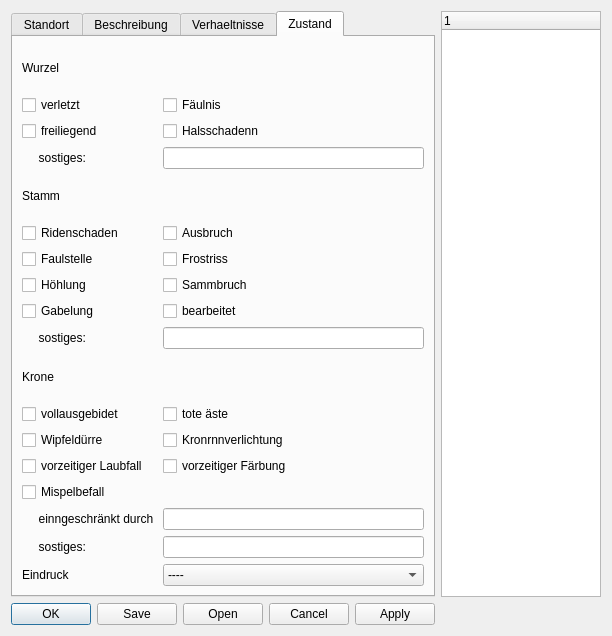
Old version of the form UI/treedialog.ui in the repository hubertqtraf/QtOSMTraffic.
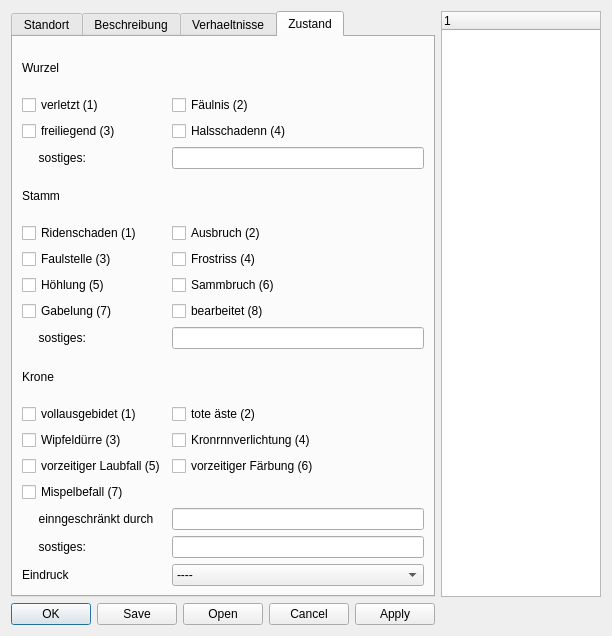
New version of the form. The open tabs and pages were chosen to show the change.

Commit message: add description numbers on the check-boxes on tree dialog

What changed in the file:
```diff
--- a/UI/treedialog.ui
+++ b/UI/treedialog.ui
@@ -511,21 +511,21 @@
        <item row="9" column="1">
         <widget class="QCheckBox" name="cond_stem_6">
          <property name="text">
-          <string>Sammbruch</string>
+          <string>Sammbruch (6)</string>
          </property>
         </widget>
        </item>
        <item row="10" column="1">
         <widget class="QCheckBox" name="cond_stem_8">
          <property name="text">
-          <string>bearbeitet</string>
+          <string>bearbeitet (8)</string>
          </property>
         </widget>
        </item>
        <item row="18" column="0">
         <widget class="QCheckBox" name="cond_crown_7">
          <property name="text">
-          <string>Mispelbefall</string>
+          <string>Mispelbefall (7)</string>
          </property>
         </widget>
        </item>
@@ -535,42 +535,42 @@
        <item row="2" column="0">
         <widget class="QCheckBox" name="cond_root_1">
          <property name="text">
-          <string>verletzt</string>
+          <string>verletzt (1)</string>
          </property>
         </widget>
        </item>
        <item row="7" column="0">
         <widget class="QCheckBox" name="cond_stem_1">
          <property name="text">
-          <string>Ridenschaden</string>
+          <string>Ridenschaden (1)</string>
          </property>
         </widget>
        </item>
        <item row="4" column="0">
         <widget class="QCheckBox" name="cond_root_3">
          <property name="text">
-          <string>freiliegend</string>
+          <string>freiliegend (3)</string>
          </property>
         </widget>
        </item>
        <item row="8" column="1">
         <widget class="QCheckBox" name="cond_stem_4">
          <property name="text">
-          <string>Frostriss</string>
+          <string>Frostriss (4)</string>
          </property>
         </widget>
        </item>
        <item row="17" column="1">
         <widget class="QCheckBox" name="cond_crown_6">
          <property name="text">
-          <string>vorzeitiger Färbung</string>
+          <string>vorzeitiger Färbung (6)</string>
          </property>
         </widget>
        </item>
        <item row="16" column="1">
         <widget class="QCheckBox" name="cond_crown_4">
          <property name="text">
-          <string>Kronrnnverlichtung</string>
+          <string>Kronrnnverlichtung (4)</string>
          </property>
         </widget>
        </item>
@@ -591,14 +591,14 @@
        <item row="9" column="0">
         <widget class="QCheckBox" name="cond_stem_5">
          <property name="text">
-          <string>Höhlung</string>
+          <string>Höhlung (5)</string>
          </property>
         </widget>
        </item>
        <item row="2" column="1">
         <widget class="QCheckBox" name="cond_root_2">
          <property name="text">
-          <string>Fäulnis</string>
+          <string>Fäulnis (2)</string>
          </property>
         </widget>
        </item>
@@ -634,35 +634,35 @@
        <item row="4" column="1">
         <widget class="QCheckBox" name="cond_root_4">
          <property name="text">
-          <string>Halsschadenn</string>
+          <string>Halsschadenn (4)</string>
          </property>
         </widget>
        </item>
        <item row="17" column="0">
         <widget class="QCheckBox" name="cond_crown_5">
          <property name="text">
-          <string>vorzeitiger Laubfall</string>
+          <string>vorzeitiger Laubfall (5)</string>
          </property>
         </widget>
        </item>
        <item row="7" column="1">
         <widget class="QCheckBox" name="cond_stem_2">
          <property name="text">
-          <string>Ausbruch</string>
+          <string>Ausbruch (2)</string>
          </property>
         </widget>
        </item>
        <item row="15" column="0">
         <widget class="QCheckBox" name="cond_crown_1">
          <property name="text">
-          <string>vollausgebidet</string>
+          <string>vollausgebidet (1)</string>
          </property>
         </widget>
        </item>
        <item row="16" column="0">
         <widget class="QCheckBox" name="cond_crown_3">
          <property name="text">
-          <string>Wipfeldürre</string>
+          <string>Wipfeldürre (3)</string>
          </property>
         </widget>
        </item>
@@ -672,7 +672,7 @@
        <item row="10" column="0">
         <widget class="QCheckBox" name="cond_stem_7">
          <property name="text">
-          <string>Gabelung</string>
+          <string>Gabelung (7)</string>
          </property>
         </widget>
        </item>
@@ -693,7 +693,7 @@
        <item row="8" column="0">
         <widget class="QCheckBox" name="cond_stem_3">
          <property name="text">
-          <string>Faulstelle</string>
+          <string>Faulstelle (3)</string>
          </property>
         </widget>
        </item>
@@ -710,7 +710,7 @@
        <item row="15" column="1">
         <widget class="QCheckBox" name="cond_crown_2">
          <property name="text">
-          <string>tote äste</string>
+          <string>tote äste (2)</string>
          </property>
         </widget>
        </item>
```
Left out of the diff: 24 changed lines with no effect on the pictures.
